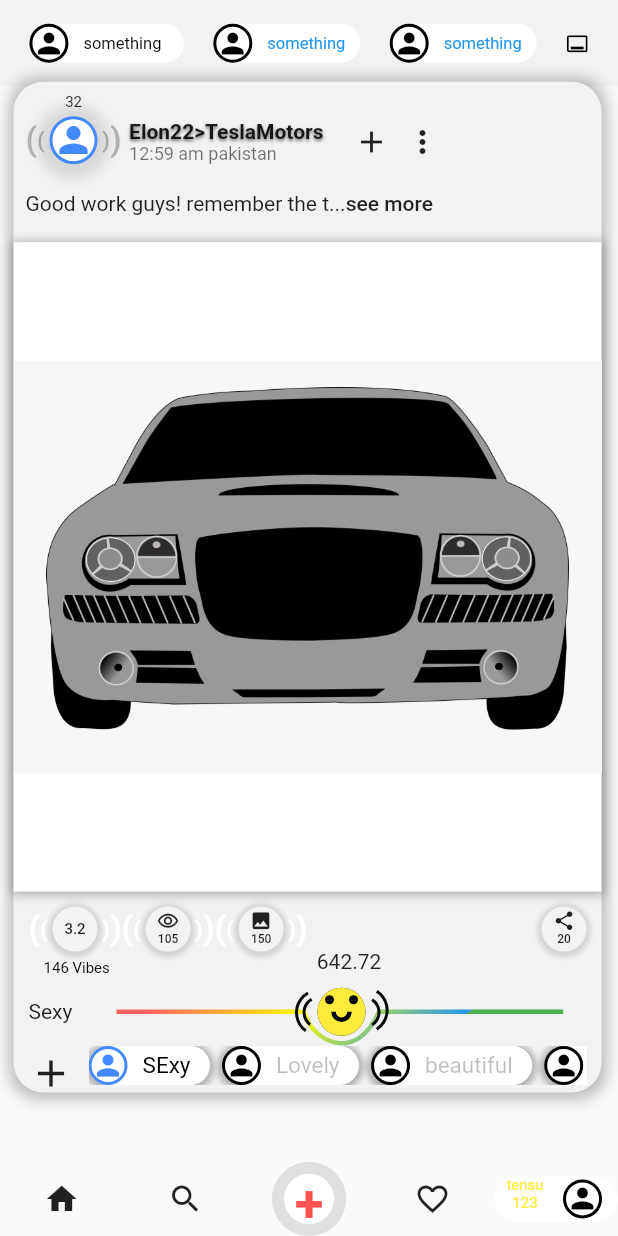
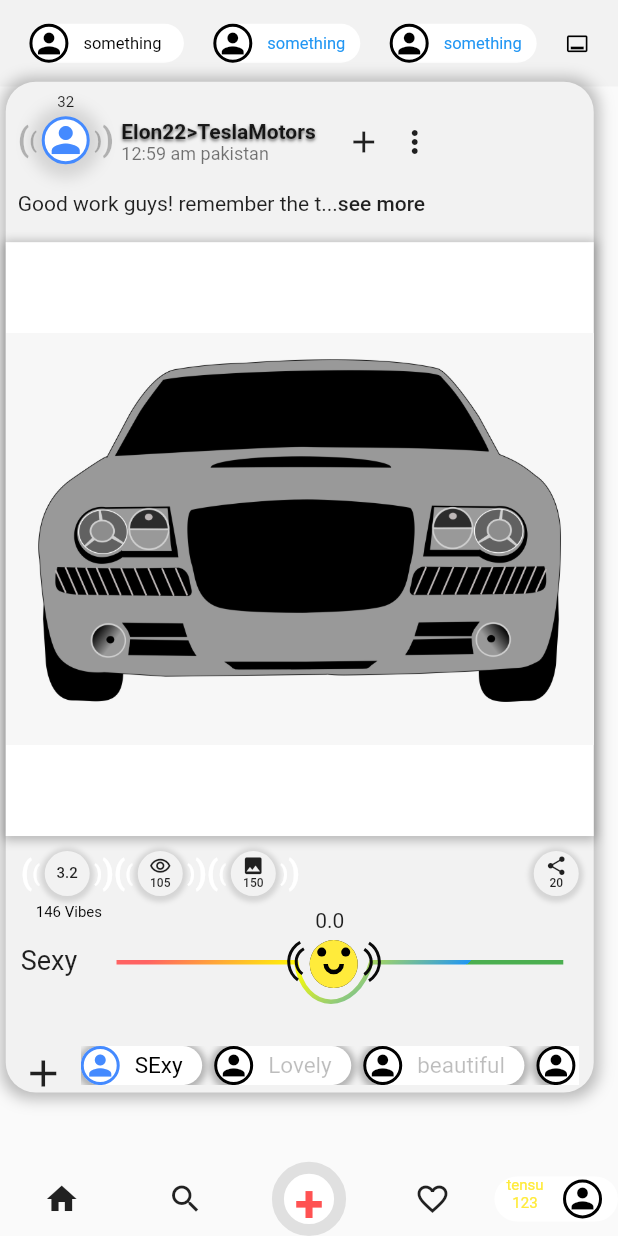
Before and after one commit to Tensae-abita/animated-custom-slider, a Flutter app: the screen it shows after launch, on a phone screen of 412 x 824 dp. Run offline on Flutter 3.47's test engine with Material 2 defaults, Android fonts, the phone set to English and light mode, and no system bars.

Commit message:
third commit

```diff
--- a/lib/body.dart
+++ b/lib/body.dart
@@ -343,7 +343,13 @@
                       padding: const EdgeInsets.symmetric(vertical: 15),
                       child: Row(
                         children: [
-                            Text('Sexy'),
+                            Padding(
+                              padding: const EdgeInsets.only(bottom: 32),
+                              child: Text('Sexy',style: TextStyle(
+                                fontSize:18,
+
+                              ),),
+                            ),
                              // //slider place
                             // Slider_Widget()
 
--- a/lib/home_page.dart
+++ b/lib/home_page.dart
@@ -16,7 +16,10 @@
   Widget build(BuildContext context) {
     return Scaffold(
 
-      body: Slider_Widget(),
+      body: Slider_Widget(
+        ultimateHeight: MediaQuery.of(context).size.height,
+        ultimateWidth: MediaQuery.of(context).size.width,
+      ),
       // bottomNavigationBar: Bottom_nav(),
     );
   }
--- a/lib/slider_widget.dart
+++ b/lib/slider_widget.dart
@@ -8,7 +8,14 @@
 
 class Slider_Widget extends StatefulWidget {
 
-  Slider_Widget({Key? key}) : super(key: key);
+  final double ultimateHeight;
+  final double ultimateWidth;
+
+  Slider_Widget({
+  required this.ultimateHeight,
+   required this.ultimateWidth,
+  }
+  );
 
   @override
   State<Slider_Widget> createState() => _Slider_WidgetState();
@@ -20,7 +27,8 @@
 
     return SafeArea(
       child: Slider(
-        theHeight: MediaQuery.of(context).size.height,
+        ultimateHeight:widget.ultimateHeight,
+        ultimateWidth: widget.ultimateWidth,
       ),
     );
   }
@@ -29,8 +37,11 @@
 class Slider extends StatefulWidget {
 
   final double height;
-  final double theHeight;
-  Slider({this.height=50, required this.theHeight}) ;
+
+  final double ultimateHeight;
+    final double ultimateWidth;
+
+  Slider({this.height=50, required this.ultimateHeight, required this.ultimateWidth}) ;
 
   @override
   State<Slider> createState() => _SliderState();
@@ -47,8 +58,8 @@
     double newDragPosition=0;
     if(val.dx <= 20){
       newDragPosition=20;
-    } else if(val.dx >= MediaQuery.of(context).size.width*0.80-25){
-      newDragPosition=MediaQuery.of(context).size.width*0.80-25;
+    } else if(val.dx >= MediaQuery.of(context).size.width*0.8025){
+      newDragPosition=MediaQuery.of(context).size.width*0.8025;
     }else{
       newDragPosition=val.dx;
     }
@@ -63,10 +74,10 @@
   void _onDragUpdate(BuildContext context, DragUpdateDetails update){
     RenderBox? box= context.findRenderObject() as RenderBox?;
     Offset offset= box!.globalToLocal(update.globalPosition);
-    print(offset.dx);
+
     _UpdateDragPosion(offset);
      setState(() {
-       _dragPosition=Offset(offset.dx, offset.dy);
+       _dragPosition=Offset(offset.dx -widget.ultimateWidth*0.155, offset.dy);
     });
 
 
@@ -77,7 +88,7 @@
     Offset offset= box!.globalToLocal(start.globalPosition);
     _UpdateDragPosion(offset);
     setState(() {
-       _dragPosition=Offset(offset.dx, offset.dy);
+       _dragPosition=Offset(offset.dx -widget.ultimateWidth*0.155, offset.dy);
     });
 
 
@@ -90,7 +101,7 @@
 
    void _onDragEnd(BuildContext context, DragEndDetails end){
     setState(() {
-      _dragPosition=ui.Offset(170, widget.theHeight *0.78) ;
+      _dragPosition=Offset(widget.ultimateWidth*0.4, widget.ultimateHeight *0.78) ;
     });
 
   }
@@ -104,7 +115,7 @@
     // TODO: implement initState
 
     super.initState();
-     _dragPosition=Offset(170,widget.theHeight*0.78);
+     _dragPosition=Offset(widget.ultimateWidth*0.4,widget.ultimateHeight*0.78);
     _dragPercentage=0;
   }
 
@@ -112,21 +123,20 @@
   Widget build(BuildContext context) {
     return Stack(
       children: [
-        Container(
-          height: MediaQuery.of(context).size.height,
-          width: MediaQuery.of(context).size.width,
-        ),
+
         Positioned(
           top: 0,
           child: Container(
             width: MediaQuery.of(context).size.width,
             child: Appbar())),
+
         Positioned(
+
           bottom: 0,
           child: Bottom_nav()),
         Positioned(
-         left: _dragPosition.dx - MediaQuery.of(context).size.width*0.415,
-         top: _dragPosition.dy - widget.theHeight*0.72,
+         left: _dragPosition.dx - widget.ultimateWidth*0.415,
+         top: _dragPosition.dy - widget.ultimateHeight*0.72,
 
           child: body()),
           // Positioned(
@@ -134,14 +144,14 @@
           //   left: 50,
           //   child: Text(_dragPosition.toString())),
         Positioned(
-          top: widget.theHeight*0.77,
-          left: MediaQuery.of(context).size.width*0.14,
+          top: widget.ultimateHeight*0.73,
+          left: widget.ultimateWidth*0.14,
           child: GestureDetector(
             child: Container(
               height: 80,
               // color: Colors.blue,
 
-              width: MediaQuery.of(context).size.width*0.82,
+              width:widget.ultimateWidth*0.82,
 
               //       decoration: BoxDecoration(
               //     gradient:LinearGradient(
@@ -161,7 +171,7 @@
               child: CustomPaint(
 
                 painter: WavePainter(
-                  heights: widget.theHeight,
+                  heights: widget.ultimateHeight,
                   sliderPosition: _dragPosition,
                   dragPercentage: _dragPercentage,
                   color: Color(0XFFF2F2F2),
@@ -176,12 +186,12 @@
         ),
 
          Positioned(
-          left: _dragPosition.dx + MediaQuery.of(context).size.width*0.1,
-          top: _dragPosition.dy-10 ,
-        child: Text(_dragPosition.dy.toString()),)
-        //  child: Text(_dragPercentage.toString().length > 3 ? '${_dragPercentage.toString().substring(0, 3)}' :_dragPercentage.toString())),
+          left: _dragPosition.dx + widget.ultimateWidth*0.11,
+          top: _dragPosition.dy-widget.ultimateHeight*0.045 ,
+        // child: Text(_dragPosition.dy.toString()),)
+         child: Text(_dragPercentage.toString().length > 3 ? '${_dragPercentage.toString().substring(0, 3)}' :_dragPercentage.toString())),
           //  Positioned(
-          // left: _dragPosition - 20,
+          // left: _dragPosition.dx - 20,
           // top: 20,
           // child: CircleAvatar(
           //   radius: 20,
@@ -266,9 +276,9 @@
 
     Path path=Path();
     path.moveTo(20, size.height/2);
-    path.lineTo(sliderPosition.dy<heights*0.78 || sliderPosition.dy>heights*0.85?20:sliderPosition.dx-25, size.height/2);
-    sliderPosition.dy<heights*0.78 || sliderPosition.dy>heights*0.85? path.quadraticBezierTo(sliderPosition.dx, sliderPosition.dy-heights*0.77, size.width-20,  size.height/2):
-     path.cubicTo(sliderPosition.dx-20, 60, sliderPosition.dx+10, 75, sliderPosition.dx+25, size.height/2);
+    path.lineTo(sliderPosition.dy<heights*0.78 || sliderPosition.dy>heights*0.79?20:sliderPosition.dx-25, size.height/2);
+    sliderPosition.dy<heights*0.78 || sliderPosition.dy>heights*0.79? path.quadraticBezierTo(sliderPosition.dx, sliderPosition.dy-heights*0.77, size.width-20,  size.height/2):
+     path.cubicTo(sliderPosition.dx-20, 75, sliderPosition.dx+15, 75, sliderPosition.dx+25, size.height/2);
 
 
     path.lineTo(size.width-20, size.height/2);
@@ -280,7 +290,7 @@
 
    _smileyPaint(Canvas canvas, Size size) {
     final radius = Math.min(size.width, size.height) / 5;
-    var center = Offset(sliderPosition.dx , size.height /2) ;
+    var center = Offset(sliderPosition.dx , sliderPosition.dy-heights*0.73) ;
 
     // canvas.drawRect(center,Paint());
     canvas.drawCircle(center, radius, Paint());
@@ -301,7 +311,7 @@
   }
 
   _drowArc1(Canvas canvas, Size size) {
-var center = Offset(sliderPosition.dx - 30, size.height *0.32) ;
+var center = Offset(sliderPosition.dx - 30,sliderPosition.dy-heights*0.75) ;
      var paint1 = Paint()
       ..color = ui.Color.fromARGB(255, 10, 10, 10)
       ..style = PaintingStyle.stroke
@@ -314,7 +324,7 @@
         paint1);
   }
    _drowArc2(Canvas canvas, Size size) {
-var center = Offset(sliderPosition.dx - 25, size.height *0.38) ;
+var center = Offset(sliderPosition.dx - 25, sliderPosition.dy-heights*0.744) ;
      var paint1 = Paint()
       ..color = ui.Color.fromARGB(255, 10, 10, 10)
       ..style = PaintingStyle.stroke
@@ -328,7 +338,7 @@
   }
 
   _drowArc3(Canvas canvas, Size size) {
-var center = Offset(sliderPosition.dx + 5, size.height *0.38) ;
+var center = Offset(sliderPosition.dx + 5, sliderPosition.dy-heights*0.744) ;
      var paint1 = Paint()
       ..color = ui.Color.fromARGB(255, 10, 10, 10)
       ..style = PaintingStyle.stroke
@@ -341,7 +351,7 @@
         paint1);
   }
   _drowArc4(Canvas canvas, Size size) {
-var center = Offset(sliderPosition.dx + 0.4, size.height *0.30) ;
+var center = Offset(sliderPosition.dx + 0.4, sliderPosition.dy-heights*0.75) ;
      var paint1 = Paint()
       ..color = ui.Color.fromARGB(255, 10, 10, 10)
       ..style = PaintingStyle.stroke
```
